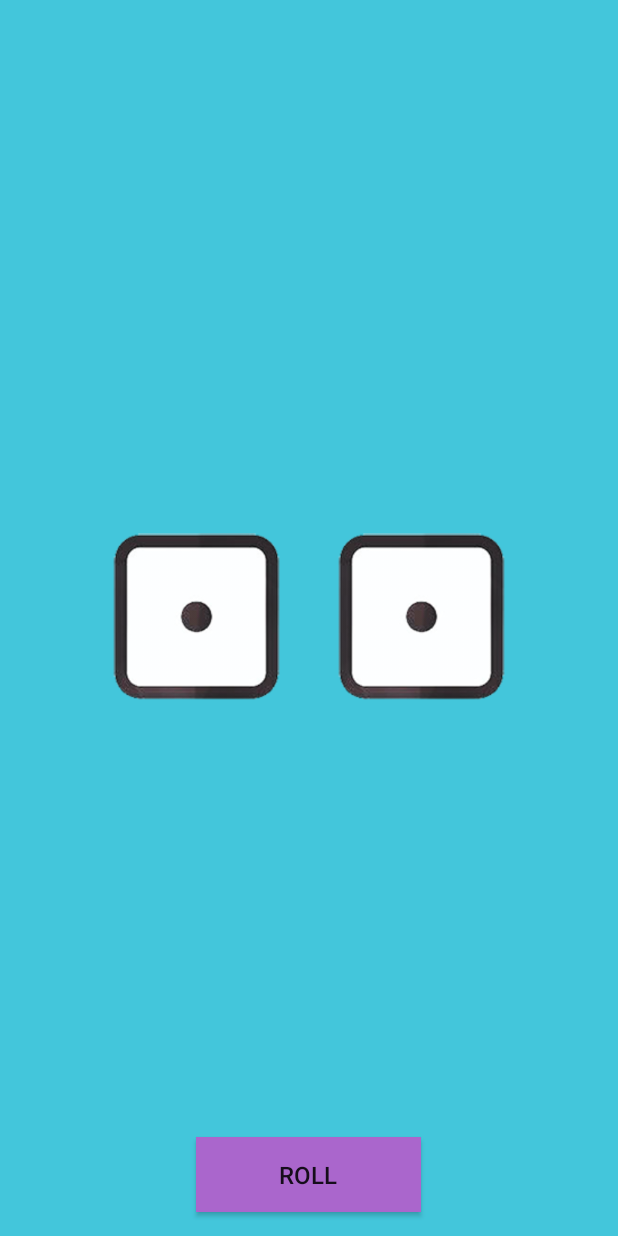
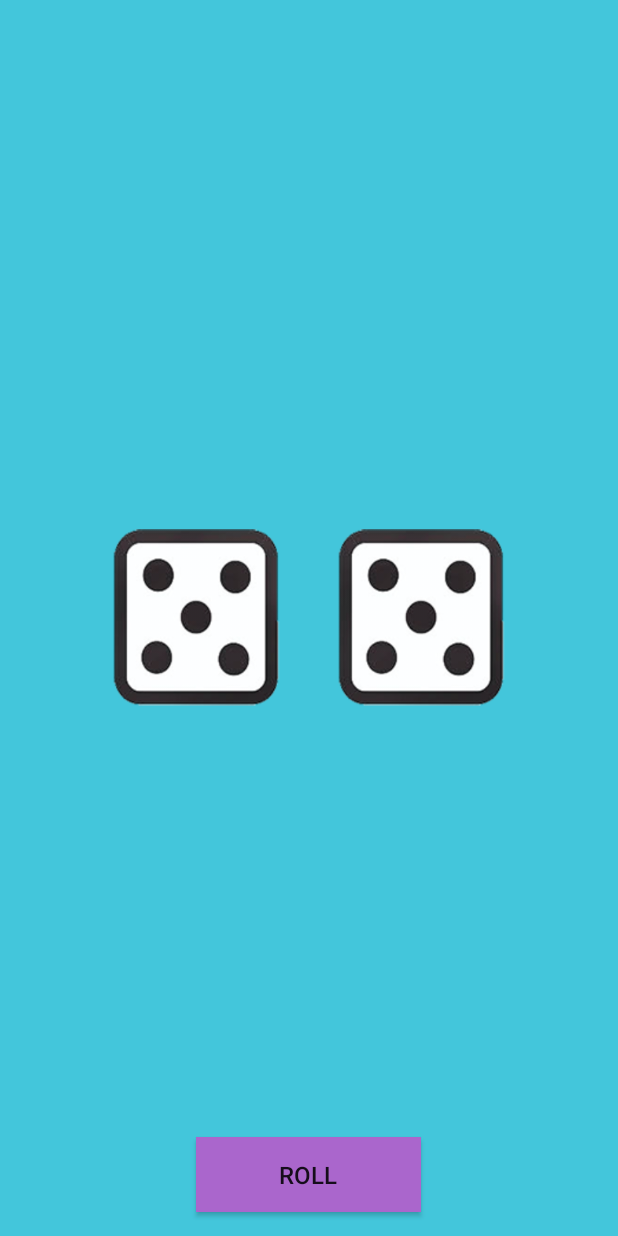
Before and after one commit to AsadK47/Android-Apps-Dice-Roller, an Android app: the screen it shows after launch (MainActivity), after a tap on "ROLL", on a phone screen of 412 x 824 dp. Run offline under Robolectric (Android 15) with nearby library versions, the light colour scheme and no system bars.

Commit message:
Working double die app

```diff
--- a/app/src/main/java/com/example/diceroller/MainActivity.kt
+++ b/app/src/main/java/com/example/diceroller/MainActivity.kt
@@ -4,7 +4,7 @@ import androidx.appcompat.app.AppCompatActivity
 import android.os.Bundle
 import android.widget.Button
 import android.widget.ImageView
-import java.util.*
+import java.util.Random
 
 class MainActivity : AppCompatActivity() {
 
@@ -16,8 +16,23 @@ class MainActivity : AppCompatActivity() {
         val dieOne: ImageView = findViewById(R.id.first_die)
         val dieTwo: ImageView = findViewById(R.id.second_die)
 
-        rollButton.setOnClickListener() {
-            val randomNumber = Random().nextInt(6) + 1
+        rollButton.setOnClickListener {
+            dieOne.setImageResource(roller())
+            dieTwo.setImageResource(roller())
+        }
+    }
+
+    fun roller(): Int {
+        val randomNumber = Random().nextInt(6) + 1
+
+        return when (randomNumber) {
+            1 -> R.drawable.dice1
+            2 -> R.drawable.dice2
+            3 -> R.drawable.dice3
+            4 -> R.drawable.dice4
+            5 -> R.drawable.dice5
+            6 -> R.drawable.dice6
+            else -> R.drawable.dice6
         }
     }
 }
```
